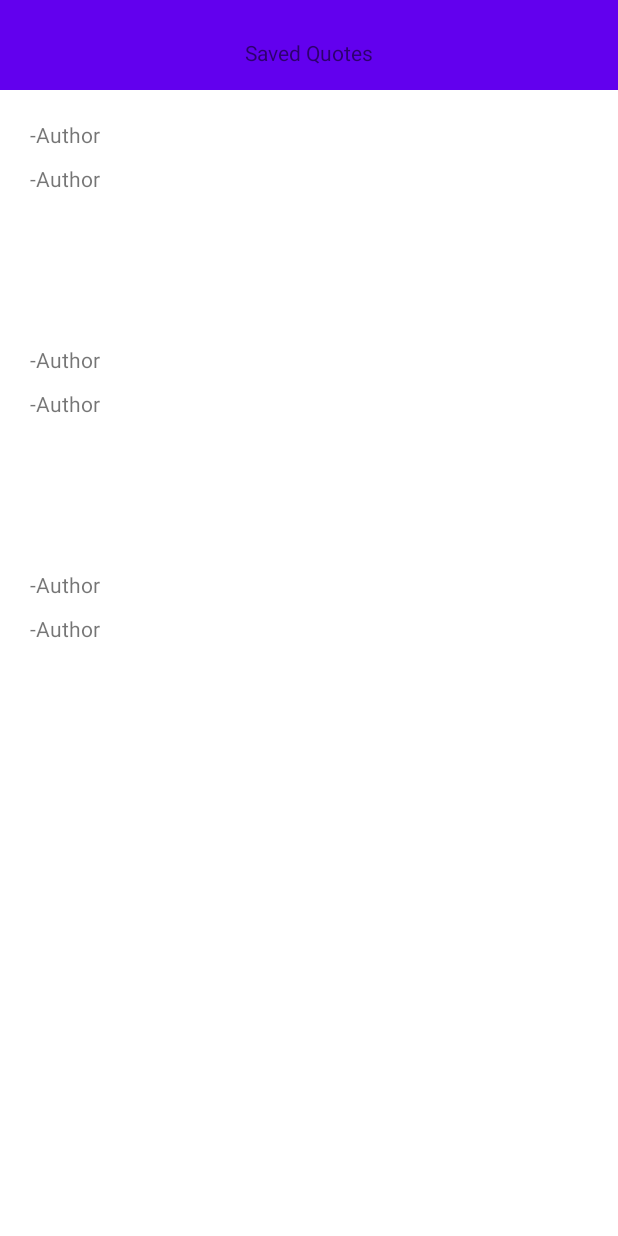
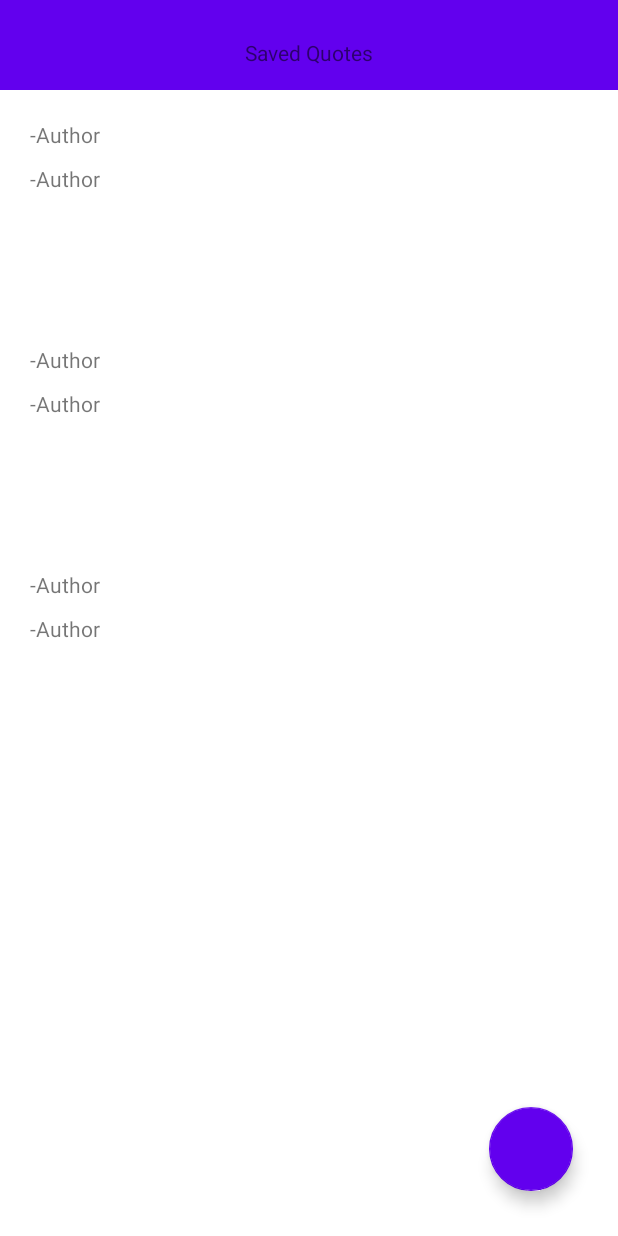
Before and after one commit to Kagiri11/myQuotes, an Android app: the layout fragment_my_quotes.xml on its own in the app's theme, with its tools: preview values and no code run, on a phone screen of 412 x 824 dp. Run offline under Robolectric (Android 15) with nearby library versions, the phone set to English and light mode, and no system bars.

```diff
--- a/app/src/main/res/layout/fragment_my_quotes.xml
+++ b/app/src/main/res/layout/fragment_my_quotes.xml
@@ -35,5 +35,14 @@
             app:layout_constraintTop_toBottomOf="@id/imageView"
             app:layout_constraintBottom_toBottomOf="parent" />
 
+        <com.google.android.material.floatingactionbutton.FloatingActionButton
+            android:id="@+id/fb_add_quote"
+            android:layout_width="wrap_content"
+            android:layout_height="wrap_content"
+            app:backgroundTint="@color/purple_500"
+            app:layout_constraintBottom_toBottomOf="parent"
+            app:layout_constraintEnd_toEndOf="parent"
+            android:layout_margin="30dp"/>
+
 
     </androidx.constraintlayout.widget.ConstraintLayout>
--- a/app/src/main/res/values/themes.xml
+++ b/app/src/main/res/values/themes.xml
@@ -1,6 +1,6 @@
 <resources xmlns:tools="http://schemas.android.com/tools">
     <!-- Base application theme. -->
-    <style name="Theme.MyQuotes" parent="Theme.MaterialComponents.DayNight.DarkActionBar">
+    <style name="Theme.MyQuotes" parent="Theme.MaterialComponents.DayNight.NoActionBar">
         <!-- Primary brand color. -->
         <item name="colorPrimary">@color/purple_500</item>
         <item name="colorPrimaryVariant">@color/purple_700</item>
```
Also changed, not shown: app/src/main/java/com/example/myquotes/ui/fragments/QuoteFragment.kt (+11 -5 lines), app/src/main/res/layout/fragment_quote.xml (+3 -4 lines), app/src/main/res/navigation/app_nav.xml (+3 -6 lines), app/src/main/java/com/example/myquotes/ui/fragments/MyQuotesFragment.kt (line endings or trailing spaces).
